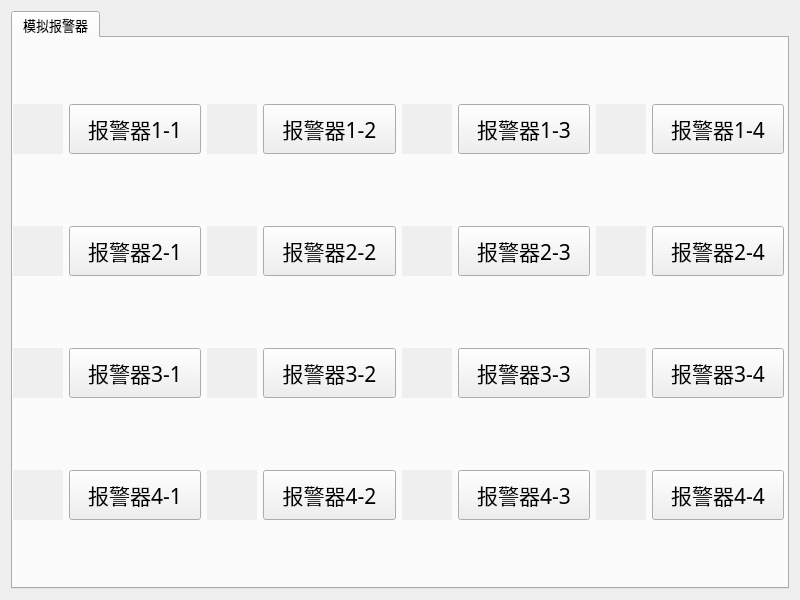
The window that widget.ui (dmzy007/PCMTest) describes before a commit, drawn with Qt 5.
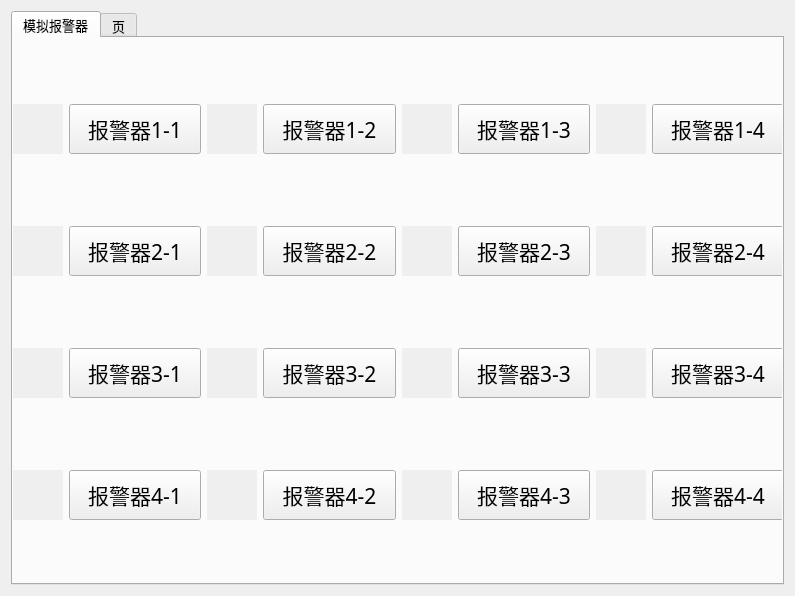
The same window after the commit.

```diff
--- a/widget.ui
+++ b/widget.ui
@@ -6,15 +6,15 @@
    <rect>
     <x>0</x>
     <y>0</y>
-    <width>800</width>
-    <height>600</height>
+    <width>795</width>
+    <height>596</height>
    </rect>
   </property>
   <property name="windowTitle">
    <string>Widget</string>
   </property>
-  <layout class="QGridLayout" name="gridLayout">
-   <item row="0" column="0">
+  <layout class="QVBoxLayout" name="verticalLayout_7">
+   <item>
     <widget class="QTabWidget" name="tabWidget">
      <property name="font">
       <font>
@@ -37,7 +37,10 @@
          <height>551</height>
         </rect>
        </property>
-       <layout class="QVBoxLayout" name="verticalLayout">
+       <layout class="QVBoxLayout" name="verticalLayout" stretch="0,0,0,0">
+        <property name="spacing">
+         <number>6</number>
+        </property>
         <item>
          <layout class="QHBoxLayout" name="horizontalLayout">
           <item>
@@ -761,6 +764,11 @@
        </layout>
       </widget>
      </widget>
+     <widget class="QWidget" name="tab">
+      <attribute name="title">
+       <string>页</string>
+      </attribute>
+     </widget>
     </widget>
    </item>
   </layout>
```
